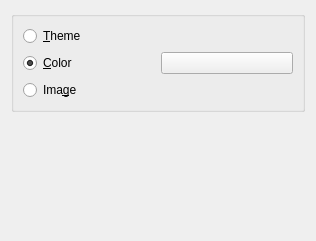
Qt form bgselector.ui (KDE/klickety) before a commit.
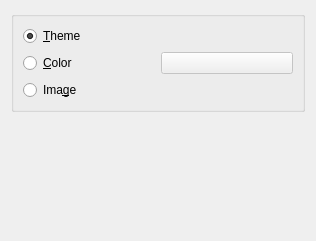
The same form after that commit. Custom widgets are drawn as their Qt base class.

Commit message:
Fix background config dialog page.
I could not make it work with the Enum so I used hree Bools instead.
It's more ugly this way (code-wise) and if someone knows how to make the
Enum work, please speak up.

Diff of the .ui file:
```diff
--- a/bgselector.ui
+++ b/bgselector.ui
@@ -32,18 +32,18 @@
         <property name="text">
          <string>&amp;Theme</string>
         </property>
-       </widget>
-      </item>
-      <item row="1" column="0">
-       <widget class="QRadioButton" name="color">
-        <property name="text">
-         <string>&amp;Color</string>
-        </property>
         <property name="checked">
          <bool>true</bool>
         </property>
        </widget>
       </item>
+      <item row="1" column="0">
+       <widget class="QRadioButton" name="kcfg_RadioColor">
+        <property name="text">
+         <string>&amp;Color</string>
+        </property>
+       </widget>
+      </item>
       <item row="2" column="0">
        <widget class="QRadioButton" name="image">
         <property name="text">
@@ -59,7 +59,11 @@
        </widget>
       </item>
       <item row="1" column="1">
-       <widget class="KColorButton" name="kcfg_BgColor"/>
+       <widget class="KColorButton" name="kcfg_BgColor">
+        <property name="enabled">
+         <bool>false</bool>
+        </property>
+       </widget>
       </item>
      </layout>
     </widget>
```
Left out of the diff: 39 changed lines with no effect on the pictures. The commit also changes 3 other files.
